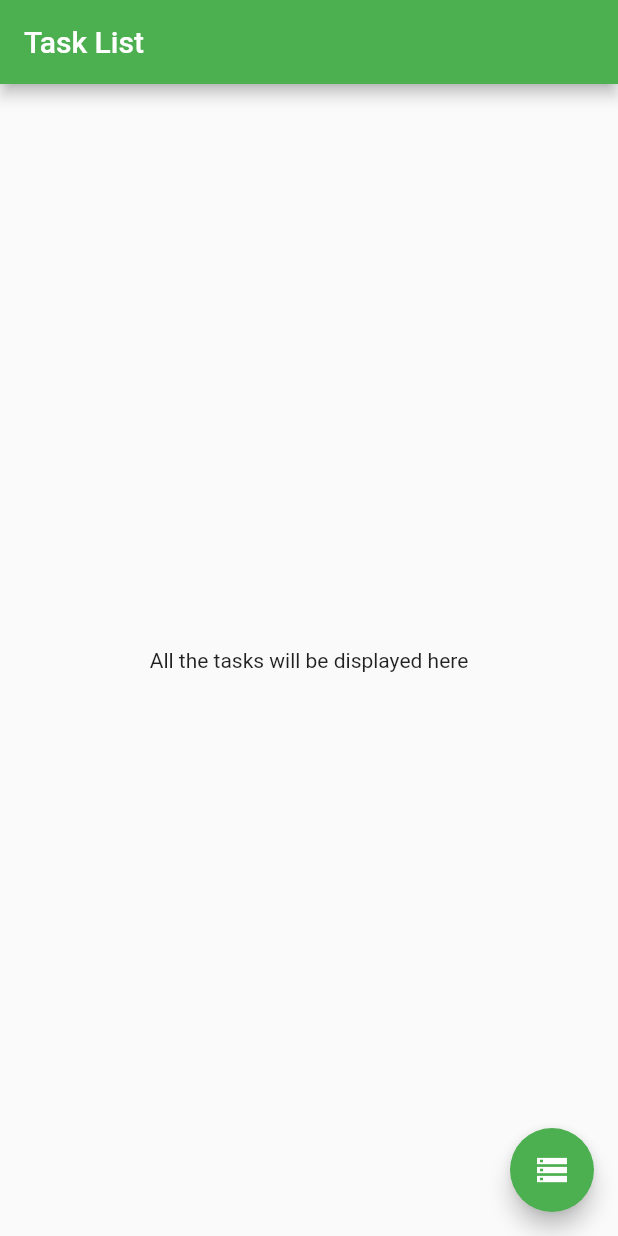
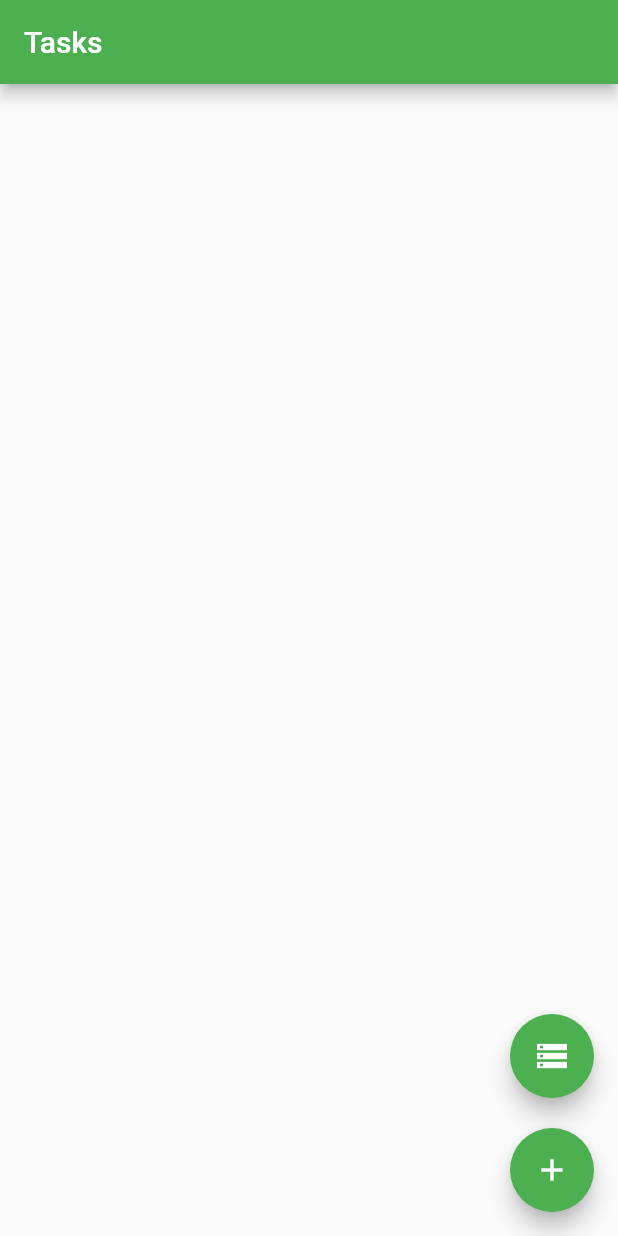
Before and after one commit to justamanpop/my_todo_list, a Flutter app: the screen it shows after launch, on a phone screen of 412 x 824 dp. Run offline on Flutter 3.47's test engine with Material 2 defaults, Android fonts, the light colour scheme and no system bars; our stand-ins replace sqflite; accounts and stored records are empty.

Commit message:
made some progress on the actual task list display screen

```diff
--- a/lib/Models/Task.dart
+++ b/lib/Models/Task.dart
@@ -1,4 +1,6 @@
 //@dart=2.9
+
+import 'package:flutter/material.dart';
 
 class Task {
   int id;
@@ -6,6 +8,9 @@ class Task {
   String description = "";
   String dueDateTime;
   int priority = 3;
+
+  static List<String> priorities = ["High", "Med", "Low"];
+  static List<Color> colors = [Colors.red, Colors.yellow, Colors.green];
 
   Task(this.name, this.description, this.dueDateTime, this.priority);
 
--- a/lib/UI/TaskList.dart
+++ b/lib/UI/TaskList.dart
@@ -1,28 +1,104 @@
 import 'package:flutter/material.dart';
 import 'package:my_todo_list/UI/SqlTest.dart';
+import 'package:my_todo_list/utils/sqlutil.dart';
+import 'package:my_todo_list/Models/Task.dart';
 
-class TaskList extends StatelessWidget {
+
+class TaskList extends StatefulWidget {
+  const TaskList({Key? key}) : super(key: key);
+
+  @override
+  _TaskListState createState() => _TaskListState();
+}
+
+class _TaskListState extends State<TaskList> {
+
+  SqlUtil sqlUtil = SqlUtil();
+  int count = 0;
+  ListView taskListView = ListView();
+  List<Task> tasks = [];
+
   @override
   Widget build(BuildContext context) {
-    double width = MediaQuery.of(context).size.width;
-    double height = MediaQuery.of(context).size.height;
+    taskListView = taskListWidget();
     return Scaffold(
       appBar: AppBar(
-        title: Text('Task List'),
+        title: Text('Tasks'),
       ),
       body: Container(
-        child: Center(child: Text('All the tasks will be displayed here')),
-        width: width,
-        height: height,
+        child: taskListView,
       ),
-      floatingActionButton: FloatingActionButton(
-        child: Icon(Icons.storage),
-        onPressed: () => Navigator.pushAndRemoveUntil(
-          context,
-          MaterialPageRoute(builder: (context) => SqlTest()),
-          (Route<dynamic> route) => false,
-        ),
+      floatingActionButton: Column(
+        mainAxisAlignment: MainAxisAlignment.end,
+        children: [
+          FloatingActionButton(
+            child: Icon(Icons.storage),
+            onPressed: () => Navigator.push(
+              context,
+              MaterialPageRoute(builder: (context) => SqlTest()),
+            ),
+          ),
+          SizedBox(height: 20,),
+          FloatingActionButton(
+            child: Icon(Icons.add),
+            onPressed: () => Navigator.push(
+              context,
+              MaterialPageRoute(builder: (context) => SqlTest()),
+                  // (Route<dynamic> route) => false,
+            ),
+          ),
+        ],
       ),
     );
   }
+
+  ListView taskListWidget() {
+    getData();
+
+    return ListView.builder(
+        itemCount: count, itemBuilder: (BuildContext context, int position) {
+      return Card(
+        color: Colors.white,
+        elevation: 2.0,
+        child: ListTile(
+          leading: CircleAvatar(
+            backgroundColor: Task.colors[(tasks[position].priority)-1],
+            child: Text(Task.priorities[(tasks[position].priority)-1]),
+          ),
+          title: Text(tasks[position].name),
+          subtitle: Text(tasks[position].description),
+          trailing: IconButton(
+            icon: Icon(Icons.delete),
+            onPressed: (){
+              deleteData(tasks[position].id);
+            },
+          ),
+          onTap: () {
+            debugPrint('I was tapped, help!, my details are card number ' +
+                (position + 1).toString());
+          },
+        ),
+      );
+    });
+  }
+
+  Future<void> getData() async
+  {
+    int numRows = await sqlUtil.getCountDb();
+    var taskMaps = await sqlUtil.getAllTasksDb();
+
+    setState(() {
+      count = numRows;
+      tasks =taskMaps.map((m) => Task.fromMap(m)).toList();
+    });
+  }
+
+  Future<int>deleteData(int idToDelete) async {
+    int res =await sqlUtil.deleteFromDb(idToDelete);
+    debugPrint("number of rows deleted as a result were " + res.toString());
+    await getData();
+    debugPrint("before return res in deleteData");
+    return res;
+  }
+
 }
--- a/lib/utils/sqlutil.dart
+++ b/lib/utils/sqlutil.dart
@@ -62,6 +62,7 @@ class SqlUtil
     var res = await database.rawQuery('SELECT COUNT(*) FROM $_tableName');
     return Sqflite.firstIntValue(res);
   }
+
   Future<int>deleteFromDb(int idToDelete) async
   {
     var database = await db;
```
Also changed, not shown: lib/UI/SqlTest.dart (+4 -3 lines).
